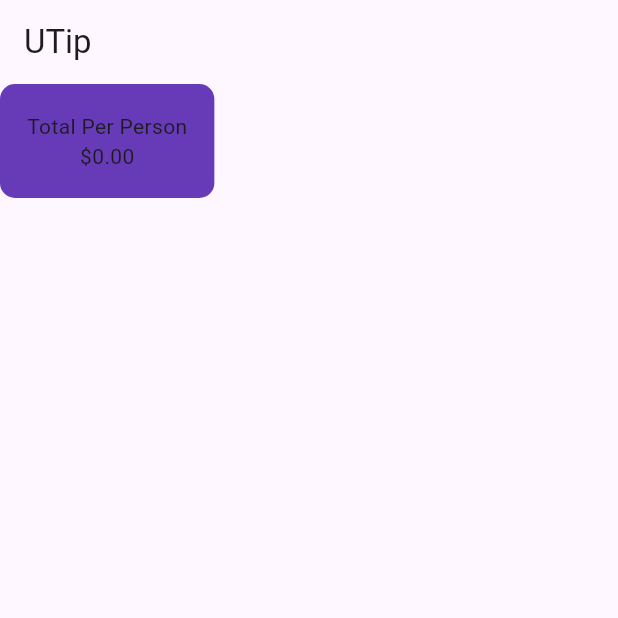
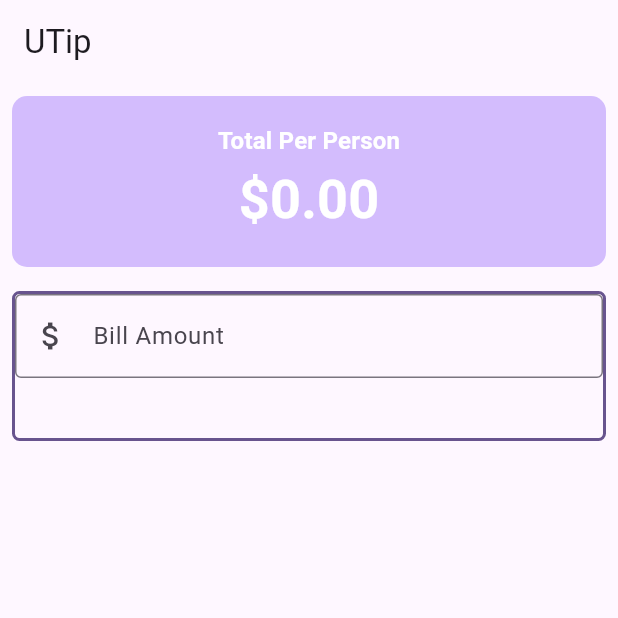
Before and after one commit to Darkskeith/UtipApp, a Flutter app: the screen it shows after launch, on a phone screen of 412 x 824 dp, the top half of it. Run offline on Flutter 3.47's test engine with Material 3 defaults, Android fonts, the phone set to English and light mode, and no system bars.

Commit message:
1str part of block

```diff
--- a/lib/main.dart
+++ b/lib/main.dart
@@ -6,8 +6,6 @@ void main() {
 
 class MyApp extends StatelessWidget {
   const MyApp({super.key});
-
-  // This widget is the root of your application.
   @override
   Widget build(BuildContext context) {
     return MaterialApp(
@@ -23,7 +21,6 @@ class MyApp extends StatelessWidget {
 
 class UTip extends StatefulWidget {
   const UTip({super.key});
-
   @override
   State<UTip> createState() => _UTipState();
 }
@@ -31,24 +28,69 @@ class UTip extends StatefulWidget {
 class _UTipState extends State<UTip> {
   @override
   Widget build(BuildContext context) {
+    var theme = Theme.of(context);
+
+    final style = theme.textTheme.titleMedium?.copyWith(
+      color: theme.colorScheme.onPrimary,
+      fontWeight: FontWeight.bold,
+    );
+
     return Scaffold(
         appBar: AppBar(
           title: Text('UTip'),
         ),
         body: Column(
+          crossAxisAlignment: CrossAxisAlignment.stretch,
           children: [
-            Container(
-                padding: const EdgeInsets.all(18),
+            Padding(
+              padding: const EdgeInsets.all(8.0),
+              child: Container(
+                  padding: const EdgeInsets.all(18),
+                  decoration: BoxDecoration(
+                    color: Theme.of(context).colorScheme.inversePrimary,
+                    borderRadius: BorderRadius.circular(10),
+                  ),
+                  child: Column(
+                    children: [
+                      Text("Total Per Person", style: style),
+                      Text("\$0.00",
+                          style: style!.copyWith(
+                              color: theme.colorScheme.onPrimary,
+                              fontSize:
+                                  theme.textTheme.displaySmall?.fontSize)),
+                    ],
+                  )),
+            ),
+            //Form
+            Padding(
+              padding: const EdgeInsets.all(8.0),
+              child: Container(
+                width: 100,
+                height: 100,
                 decoration: BoxDecoration(
-                  color: Colors.deepPurple,
-                  borderRadius: BorderRadius.circular(10),
+                  borderRadius: BorderRadius.circular(5),
+                  border: Border.all(
+                    color: theme.colorScheme.primary,
+                    width: 2,
+                  ),
                 ),
                 child: Column(
                   children: [
-                    Text("Total Per Person"),
-                    Text("\$0.00"),
+                    TextField(
+                      decoration: InputDecoration(
+                        border: OutlineInputBorder(),
+                        prefixIcon: Icon(Icons.attach_money),
+                        labelText: 'Bill Amount',
+                      ),
+                      keyboardType: TextInputType.number,
+                      onChanged: (String value) {
+                        print("The value is $value");
+                      },
+                    )
                   ],
-                )),
+                ),
+              ),
+            )
           ],
         ));
   }
```
